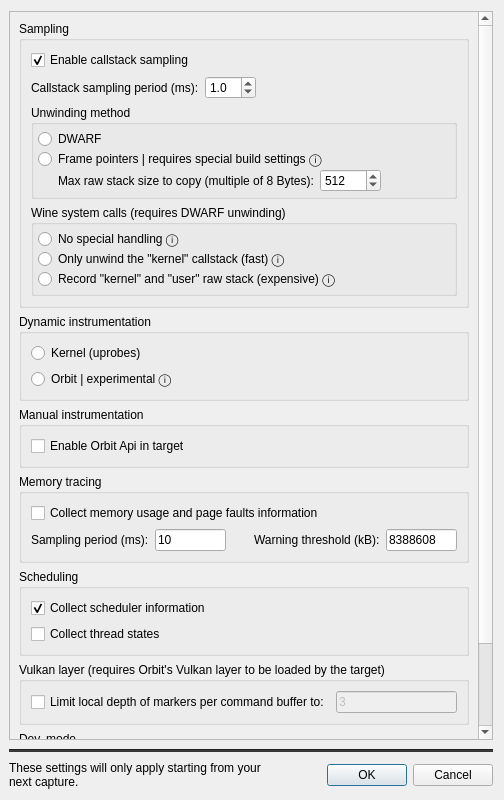
Old version of the form src/OrbitQt/CaptureOptionsDialog.ui in the repository google/orbit.
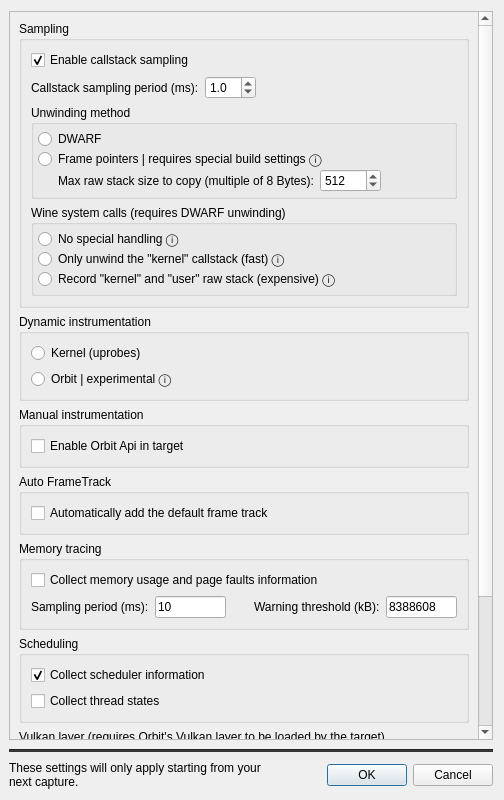
New version of the form. Custom widgets are drawn as their Qt base class.

Commit message: Give users the option of disabling auto-frame-track

```diff
--- a/src/OrbitQt/CaptureOptionsDialog.ui
+++ b/src/OrbitQt/CaptureOptionsDialog.ui
@@ -405,6 +405,28 @@
          </layout>
         </widget>
        </item>
+       <item>
+        <widget class="QGroupBox" name="autoFrameTrackGroupBox">
+         <property name="title">
+          <string>Auto FrameTrack</string>
+         </property>
+         <layout class="QVBoxLayout" name="verticalLayout_9">
+          <item>
+           <widget class="QCheckBox" name="autoFrameTrackCheckBox">
+            <property name="toolTip">
+             <string>&lt;html&gt;&lt;head/&gt;&lt;body&gt;&lt;p&gt;A frame track will be added when enabling this option at the start of every session.&lt;/p&gt;&lt;/body&gt;&lt;/html&gt;</string>
+            </property>
+            <property name="accessibleName">
+             <string>AutoFrameTrackCheckBox</string>
+            </property>
+            <property name="text">
+             <string>Automatically add the default frame track</string>
+            </property>
+           </widget>
+          </item>
+         </layout>
+        </widget>
+       </item>
        <item>
         <widget class="QGroupBox" name="memoryTracingGroupBox">
          <property name="title">
```
The commit also changes 8 other files.
